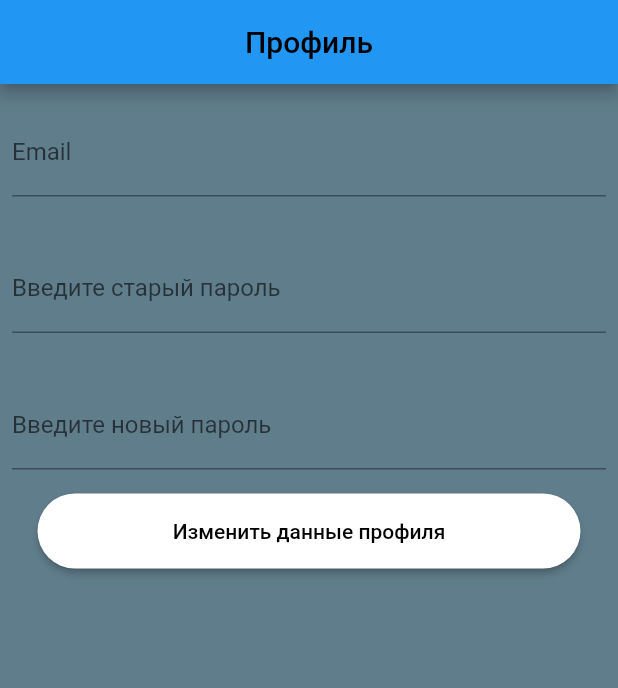
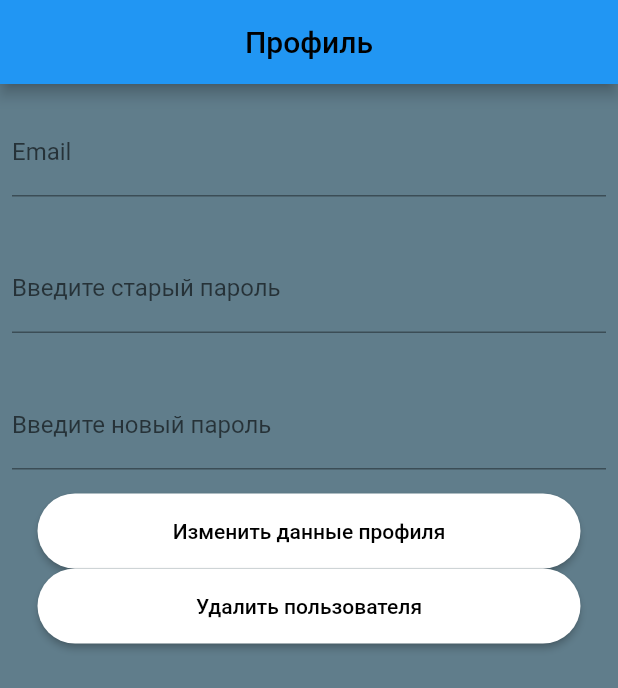
Before and after one commit to ShErBaKoVaMaRiA/flutter_app, a Flutter app: the ProfileScreen screen opened directly, on a phone screen of 412 x 824 dp. Shown: the top 688 px of the screen. Run offline on Flutter 3.47's test engine with Material 2 defaults, Android fonts, the phone set to English and light mode, and no system bars; our stand-ins replace cloud_firestore, firebase_auth, firebase_core, shared_preferences; accounts and stored records are empty.

Commit message:
update pr4

```diff
--- a/lib/profileUser.dart
+++ b/lib/profileUser.dart
@@ -2,8 +2,10 @@ import 'package:cloud_firestore/cloud_firestore.dart';
 import 'package:firebase_auth/firebase_auth.dart';
 import 'package:flutter/cupertino.dart';
 import 'package:flutter/material.dart';
+import 'package:flutter_app/registration.dart';
 import 'package:shared_preferences/shared_preferences.dart';
-import 'package:flutter_app/main.dart';
+import 'package:flutter_app/main.dart' as main;
+import 'package:flutter_app/authorization.dart';
 
 QuerySnapshot? querySnapshot;
 CollectionReference users = FirebaseFirestore.instance.collection('users');
@@ -49,6 +51,18 @@ class ProfileScreenState extends State<ProfileScreen> {
       );
       ScaffoldMessenger.of(context).showSnackBar(snackBar);
     }
+  }
+
+  Future<void> deleteUser() async {
+    querySnapshot?.docs.forEach((doc) {
+      users.doc(doc.id).delete();
+    });
+    final User? user = FirebaseAuth.instance.currentUser;
+    await user?.updatePassword(_newPassword.text);
+    user!
+        .delete()
+        .then((value) => print("Пользоватлеь удалён"))
+        .catchError((error) => print("Ошибка"));
   }
 
   @override
@@ -131,6 +145,37 @@ class ProfileScreenState extends State<ProfileScreen> {
                     ),
                   ),
                 ),
+                SizedBox(
+                  height: 50.0,
+                  child: Padding(
+                    padding: const EdgeInsets.only(left: 25, right: 25),
+                    child: ElevatedButton(
+                      onPressed: () {
+                        deleteUser();
+                        Navigator.push(
+                            context,
+                            MaterialPageRoute(
+                                builder: (context) => const Authorization()));
+                      },
+                      style: ButtonStyle(
+                          backgroundColor:
+                              MaterialStateProperty.all(Colors.white),
+                          shape:
+                              MaterialStateProperty.all<RoundedRectangleBorder>(
+                            RoundedRectangleBorder(
+                              borderRadius: BorderRadius.circular(30.0),
+                            ),
+                          )),
+                      child: Row(
+                          mainAxisAlignment: MainAxisAlignment.center,
+                          children: const [
+                            Text("Удалить пользователя",
+                                style: TextStyle(
+                                    fontSize: 14, color: Colors.black)),
+                          ]),
+                    ),
+                  ),
+                ),
               ],
             )),
           ],
```
Also changed, not shown: lib/userspage.dart (+4 -26 lines).
